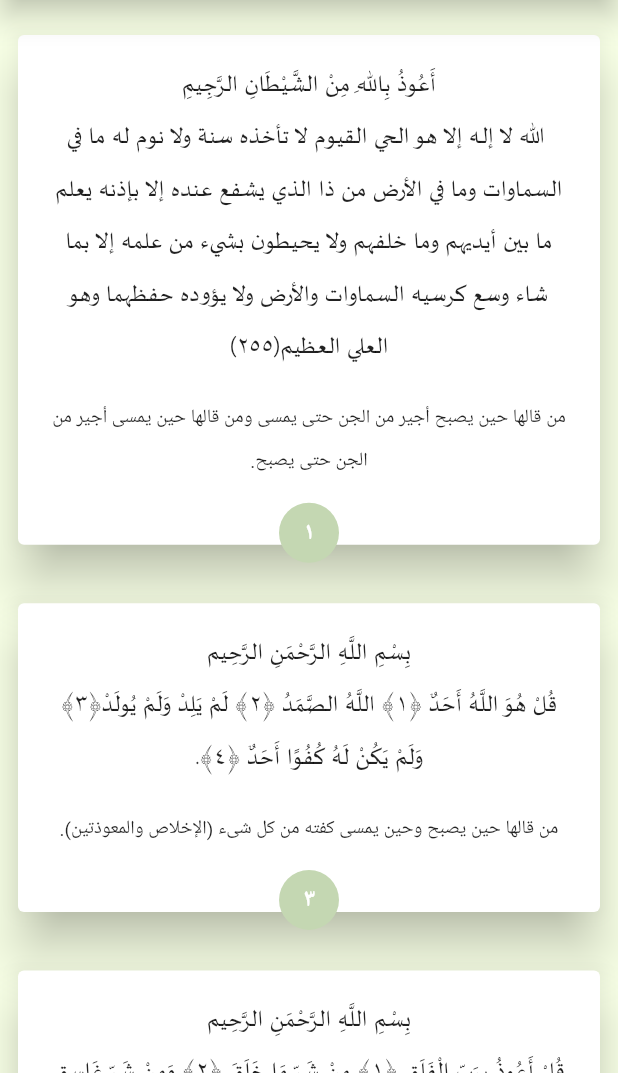
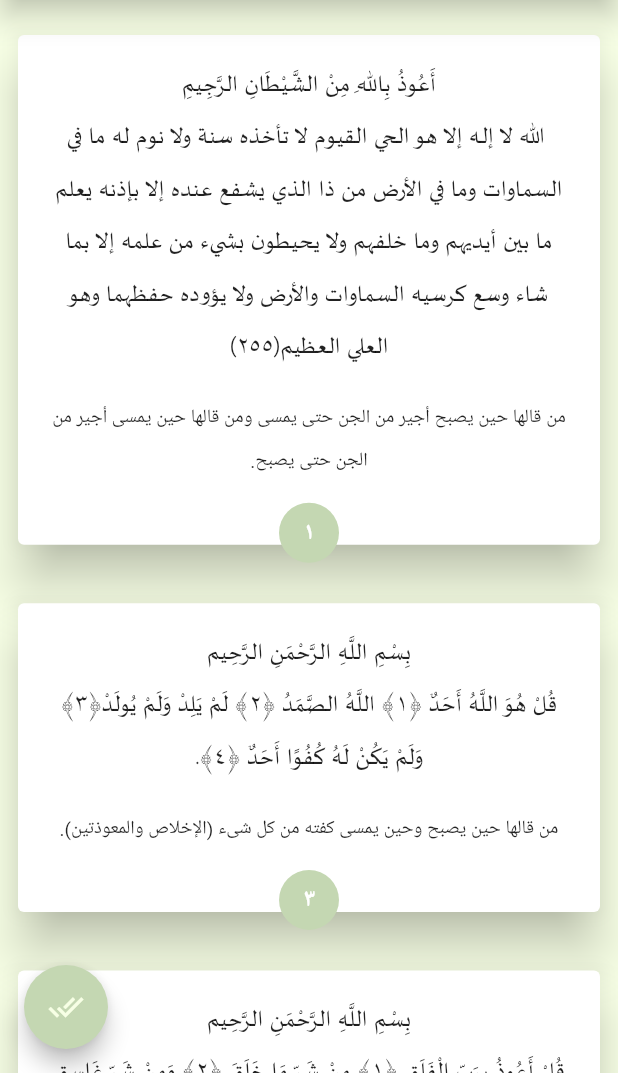
Before and after one commit to TaherSalah/azkary, a Flutter app: the screen it shows after launch, on a phone screen of 412 x 824 dp, the part 163-1236 px from its top. Run offline on Flutter 3.47's test engine with Material 2 defaults, Android fonts, the light colour scheme and no system bars; our stand-ins replace dio, flutter_rating_bar, flutter_screenutil, google_fonts; network calls fail; Roboto replaces fonts that are missing (Cairo).

Commit message:
add done azkar screen

```diff
--- a/lib/app/shard/constanc/app_style.dart
+++ b/lib/app/shard/constanc/app_style.dart
@@ -1,6 +1,7 @@
-abstract class AppColor{
+abstract class AppStyle{
   static const int whiteColor=0xffF7FFE5;
   static const int primaryColor=0xffC4D7B2;
   static const int secondaryColor=0xffA0C49D;
+  static const String fontFamily='maja';
 
 }
--- a/lib/app/shard/constanc/images_paths.dart
+++ b/lib/app/shard/constanc/images_paths.dart
@@ -1,2 +1,3 @@
 const String azkaryLogo = 'assets/images/azkary_logo.png';
 const String devLogo = 'assets/images/perLogo.png';
+const String doneGif = 'assets/images/done.gif';
--- a/lib/app/shard/widgets/azkar_item_builder.dart
+++ b/lib/app/shard/widgets/azkar_item_builder.dart
@@ -39,7 +39,7 @@ class _AzkerItemBuilderState extends State<AzkerItemBuilder> {
                       Text(
                         widget.azkarTitle,
                         textAlign: TextAlign.center,
-                        style: TextStyle(fontFamily: 'maja', fontSize: 17.sp,height: 1.8),
+                        style: TextStyle(fontFamily: AppStyle.fontFamily, fontSize: 17.sp,height: 1.8),
                       ),
                       SizedBox(
                         height: 10.h,
@@ -58,14 +58,14 @@ class _AzkerItemBuilderState extends State<AzkerItemBuilder> {
           ),
         ),
         CircleAvatar(
-          backgroundColor: const Color(AppColor.primaryColor),
+          backgroundColor: const Color(AppStyle.primaryColor),
           child: Text(
             widget.azkarRepate,
             textAlign: TextAlign.start,
             style: GoogleFonts.cairo(
                 color: Colors.white, fontWeight: FontWeight.bold),
           ),
-        )
+        ),
       ],
     );
   }
--- a/lib/app/shard/widgets/azkar_item_list_view.dart
+++ b/lib/app/shard/widgets/azkar_item_list_view.dart
@@ -30,7 +30,7 @@ class AzkarListViewItemBuilder extends StatelessWidget {
                           builder: (BuildContext context) => AlertDialog(
                                 shape: const OutlineInputBorder(
                                     borderSide: BorderSide(
-                                        color: Color(AppColor.secondaryColor),
+                                        color: Color(AppStyle.secondaryColor),
                                         width: 2)),
                                 elevation: 10,
                                 titleTextStyle: const TextStyle(),
@@ -62,7 +62,7 @@ class AzkarListViewItemBuilder extends StatelessWidget {
                     child: Card(
                         shape: const OutlineInputBorder(
                             borderSide: BorderSide(
-                          color: Color(AppColor.whiteColor),
+                          color: Color(AppStyle.whiteColor),
                           width: 3.5,
                         )),
                         color: Colors.black.withOpacity(0.5),
--- a/lib/app/shard/widgets/def_controller_tabs.dart
+++ b/lib/app/shard/widgets/def_controller_tabs.dart
@@ -1,4 +1,5 @@
 import 'package:azkary/app/shard/exports/all_exports.dart';
+import 'package:azkary/app/shard/widgets/main_app_bar.dart';
 
 
 
@@ -14,63 +15,7 @@ class DefControllerTabs extends StatelessWidget {
         textDirection: TextDirection.rtl,
         child: Scaffold(
 
-          appBar: AppBar(
-            systemOverlayStyle: const SystemUiOverlayStyle(
-              statusBarColor: Color(0xffE1ECC8),
-            ),
-            title: Text(
-              'أذكار المسلم اليومية',
-              style: GoogleFonts.cairo(fontSize: 20.sp,fontWeight: FontWeight.bold),
-            ),
-            // backgroundColor: Colors.amber.withOpacity(0.8),
-            backgroundColor: const Color(0xffE1ECC8),
-
-            elevation: 8,
-            centerTitle: true,
-            bottom: TabBar(
-                padding: const EdgeInsets.all(10),
-                indicator: const BoxDecoration(
-                    color: Color(AppColor.whiteColor),
-                    borderRadius: BorderRadius.only(
-                        bottomLeft: Radius.circular(30),
-                        topRight: Radius.circular(30))),
-                isScrollable: true,
-                physics: const BouncingScrollPhysics(),
-                tabs: [
-                  Tab(
-                    child: Text('أذكار الصباح',
-                        style: GoogleFonts.cairo(fontWeight: FontWeight.w700)),
-                  ),
-                  Tab(
-                    child: Text('أذكار المساء',
-                        style: GoogleFonts.cairo(fontWeight: FontWeight.w700)),
-                  ),
-                  Tab(
-                    child: Text('أذكار بعد الصلاه',
-                        style: GoogleFonts.cairo(fontWeight: FontWeight.w700)),
-                  ),
-                  Tab(
-                    child: Text('أذكار النوم',
-                        style: GoogleFonts.cairo(fontWeight: FontWeight.w700)),
-                  ),
-                  Tab(
-                    child: Text('أذكار مختارة',
-                        style: GoogleFonts.cairo(fontWeight: FontWeight.w700)),
-                  ),
-                  Tab(
-                    child: Text('الرقية الشرعية',
-                        style: GoogleFonts.cairo(fontWeight: FontWeight.w700)),
-                  ),
-                  Tab(
-                    child: Text('المسبحةُ الالكترونية',
-                        style: GoogleFonts.cairo(fontWeight: FontWeight.w700)),
-                  ),
-                  Tab(
-                    child: Text('عنـــــا',
-                        style: GoogleFonts.cairo(fontWeight: FontWeight.w700)),
-                  ),
-                ]),
-          ),
+          appBar: mainAppBarWidget(),
           body: const TabBarView(
             children: [
               AzkarSabah(),
--- /dev/null
+++ b/lib/app/shard/widgets/main_app_bar.dart
@@ -0,0 +1,61 @@
+import 'package:azkary/app/shard/exports/all_exports.dart';
+
+PreferredSizeWidget mainAppBarWidget(){
+  return AppBar(
+    systemOverlayStyle: const SystemUiOverlayStyle(
+      statusBarColor: Color(0xffE1ECC8),
+    ),
+    title: Text(
+      'أذكار المسلم اليومية',
+      style: GoogleFonts.cairo(fontSize: 20.sp,fontWeight: FontWeight.bold),
+    ),
+    // backgroundColor: Colors.amber.withOpacity(0.8),
+    backgroundColor: const Color(0xffE1ECC8),
+
+    elevation: 8,
+    centerTitle: true,
+    bottom: TabBar(
+        padding: const EdgeInsets.all(10),
+        indicator: const BoxDecoration(
+            color: Color(AppStyle.whiteColor),
+            borderRadius: BorderRadius.only(
+                bottomLeft: Radius.circular(30),
+                topRight: Radius.circular(30))),
+        isScrollable: true,
+        physics: const BouncingScrollPhysics(),
+        tabs: [
+          Tab(
+            child: Text('أذكار الصباح',
+                style: GoogleFonts.cairo(fontWeight: FontWeight.w700)),
+          ),
+          Tab(
+            child: Text('أذكار المساء',
+                style: GoogleFonts.cairo(fontWeight: FontWeight.w700)),
+          ),
+          Tab(
+            child: Text('أذكار بعد الصلاه',
+                style: GoogleFonts.cairo(fontWeight: FontWeight.w700)),
+          ),
+          Tab(
+            child: Text('أذكار النوم',
+                style: GoogleFonts.cairo(fontWeight: FontWeight.w700)),
+          ),
+          Tab(
+            child: Text('أذكار مختارة',
+                style: GoogleFonts.cairo(fontWeight: FontWeight.w700)),
+          ),
+          Tab(
+            child: Text('الرقية الشرعية',
+                style: GoogleFonts.cairo(fontWeight: FontWeight.w700)),
+          ),
+          Tab(
+            child: Text('المسبحةُ الالكترونية',
+                style: GoogleFonts.cairo(fontWeight: FontWeight.w700)),
+          ),
+          Tab(
+            child: Text('عنـــــا',
+                style: GoogleFonts.cairo(fontWeight: FontWeight.w700)),
+          ),
+        ]),
+  );
+}
--- a/lib/app/shard/widgets/splach_builder.dart
+++ b/lib/app/shard/widgets/splach_builder.dart
@@ -44,7 +44,7 @@ class _SplashItemBuilderState extends State<SplashItemBuilder> {
     height: 50,
     width: 50,
     child: CircularProgressIndicator(
-    color: Color(AppColor.secondaryColor),
+    color: Color(AppStyle.secondaryColor),
     strokeWidth: 10,
     )),
     ],
--- a/lib/app/views/azkar_other.dart
+++ b/lib/app/views/azkar_other.dart
@@ -73,7 +73,7 @@ Widget buildOtherZakarItem({
         ),
       ),
       CircleAvatar(
-        backgroundColor: const Color(AppColor.primaryColor),
+        backgroundColor: const Color(AppStyle.primaryColor),
         child: Text(
           azkarRepate,
           textAlign: TextAlign.start,
--- a/lib/app/views/azkar_sabah.dart
+++ b/lib/app/views/azkar_sabah.dart
@@ -1,5 +1,6 @@
 import 'package:azkary/app/shard/exports/all_exports.dart';
 import 'package:azkary/app/shard/navigation.dart';
+import 'package:azkary/app/views/done.dart';
 import 'package:azkary/app/views/simple_count.dart';
 
 class AzkarSabah extends StatefulWidget {
@@ -14,6 +15,14 @@ class _AzkarSabahState extends State<AzkarSabah> {
   Widget build(BuildContext context) {
     final cont = Provider.of<AzkarProvider>(context);
     return Scaffold(
+
+      floatingActionButton: FloatingActionButton(
+        backgroundColor: Color(AppStyle.primaryColor),
+        onPressed: () {
+        navigate(context, DoneScreen());
+      },
+      child: Icon(Icons.done_all,color: Color(AppStyle.whiteColor),),
+      ),
       backgroundColor: const Color(0xffF7FFE5),
       body: Column(
         children: [
```
Also changed, not shown: lib/app/shard/widgets/counter_widget_builder.dart (+7 -7 lines), lib/app/views/done.dart (added, +46 -0 lines), lib/app/views/simple_count.dart (+8 -6 lines), assets/images/done.gif (added), lib/app/shard/widgets/custom_app_bar.dart (added).
